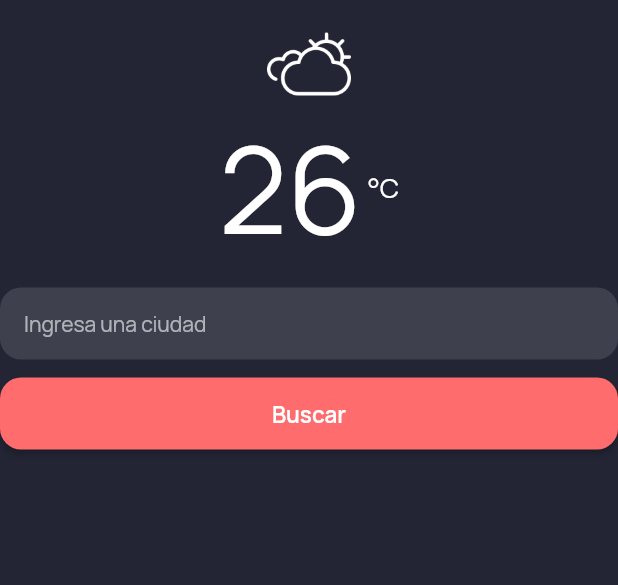
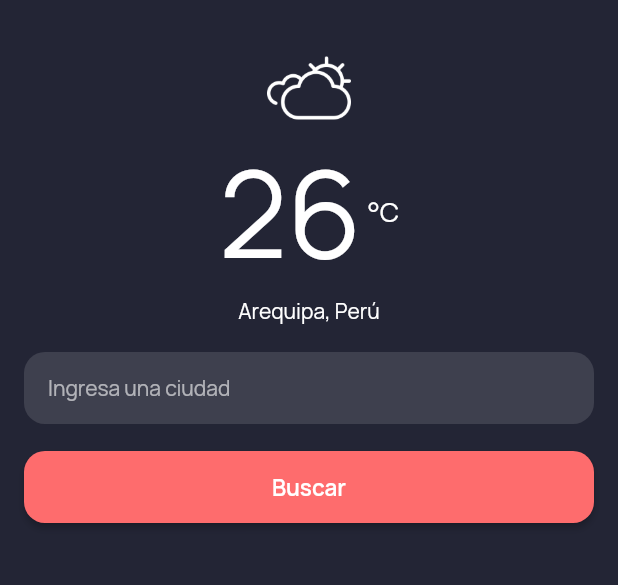
Before and after one commit to ehbarrionuevo/flutter_codigo2_weatherapp, a Flutter app: the screen it shows after launch, on a phone screen of 412 x 824 dp, the part 62-647 px from its top. Run offline on Flutter 3.47's test engine with Material 2 defaults, Android fonts, the phone set to English and light mode, and no system bars; our stand-ins replace google_fonts.

Commit message:
Input ciudad 2

```diff
--- a/lib/pages/home_page.dart
+++ b/lib/pages/home_page.dart
@@ -23,7 +23,9 @@ class HomePage extends StatelessWidget {
           ),
         ],
       ),
-      body: Column(
+      body: Padding(
+        padding: const EdgeInsets.all(16.0),
+        child: Column(
           children: [
             Image.asset(
               'assets/images/dom.png',
@@ -54,7 +56,21 @@ class HomePage extends StatelessWidget {
               ],
             ),
             SizedBox(
-            height: 12.0,
+              height: 2.0,
+            ),
+            Row(
+              mainAxisAlignment: MainAxisAlignment.center,
+              children: [
+                Text(
+                  "Arequipa, Perú",
+                  style: TextStyle(
+                    color: Colors.white,
+                  ),
+                ),
+              ],
+            ),
+            SizedBox(
+              height: 18.0,
             ),
             TextFormField(
               style: const TextStyle(
@@ -62,8 +78,8 @@ class HomePage extends StatelessWidget {
                 fontSize: 14.0,
               ),
               decoration: InputDecoration(
-              contentPadding:
-                  const EdgeInsets.symmetric(horizontal: 16.0, vertical: 14.0),
+                contentPadding: const EdgeInsets.symmetric(
+                    horizontal: 16.0, vertical: 14.0),
                 hintText: "Ingresa una ciudad",
                 hintStyle: const TextStyle(
                   color: Colors.white60,
@@ -82,7 +98,7 @@ class HomePage extends StatelessWidget {
               ),
             ),
             SizedBox(
-            height: 12.0,
+              height: 18.0,
             ),
             SizedBox(
               width: double.infinity,
@@ -106,6 +122,7 @@ class HomePage extends StatelessWidget {
             ),
           ],
         ),
+      ),
     );
   }
 }
```
Lines whose indentation alone changed are shown as unchanged.
